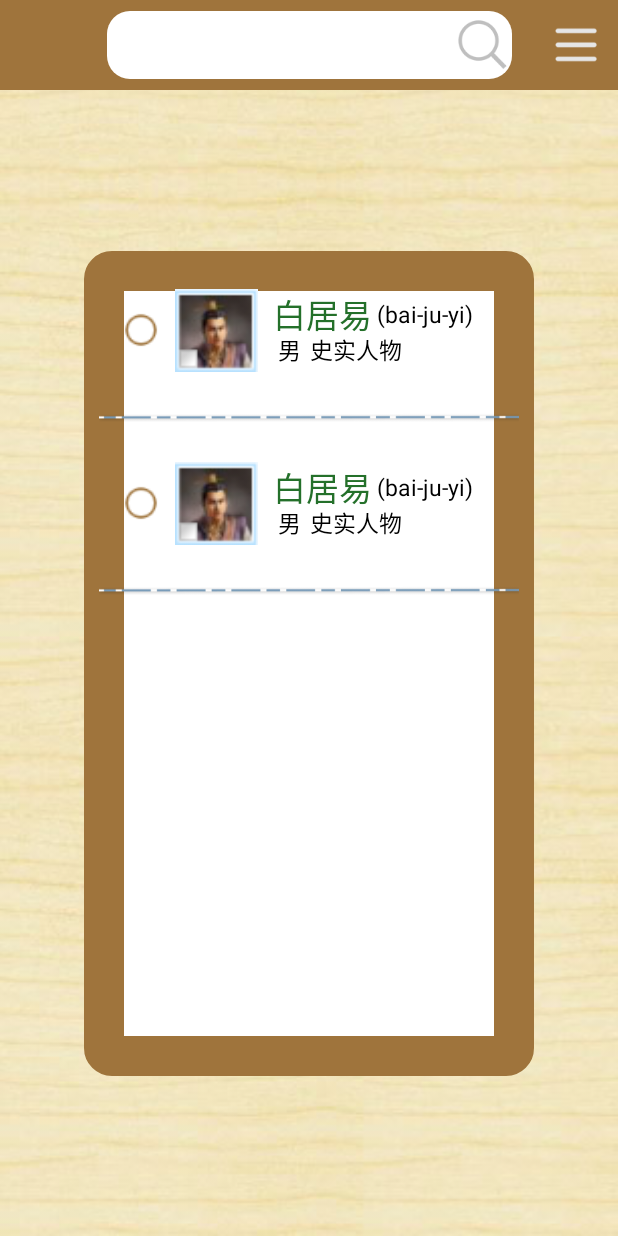
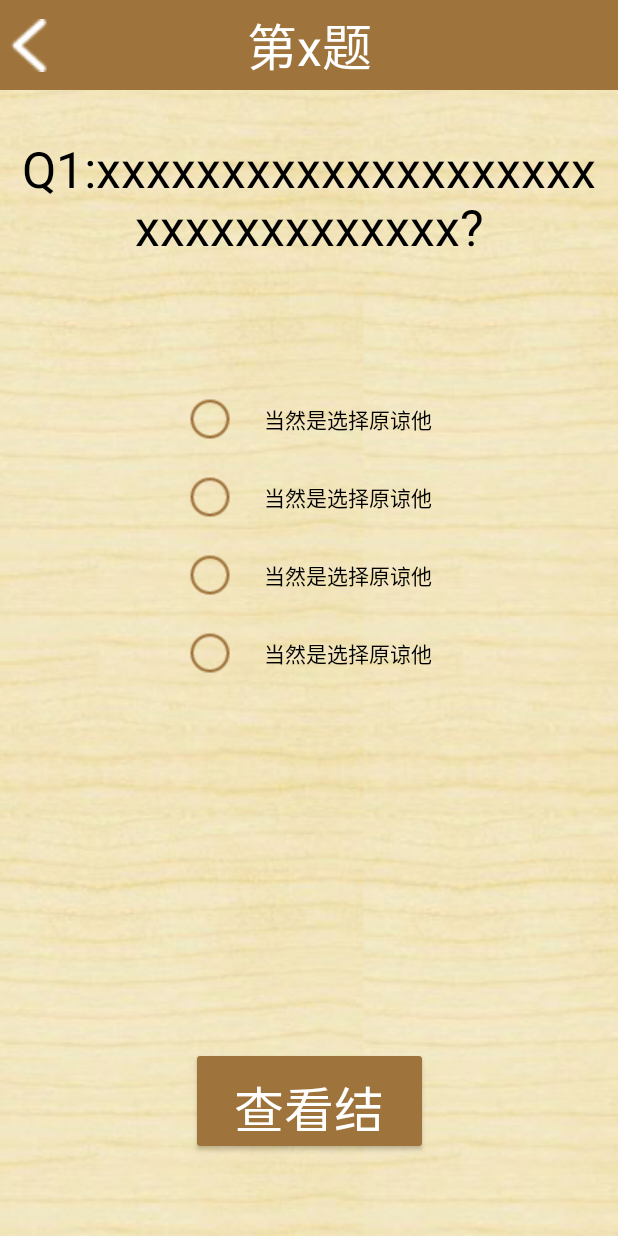
Before and after one commit to FideoJ/Threekingdom, an Android app: the screen it shows after launch (MainActivity), on a phone screen of 412 x 824 dp. Run offline under Robolectric (Android 15) with nearby library versions, the phone set to English and light mode, and no system bars.

Commit message:
finish test and question layout

```diff
--- a/app/src/main/java/com/pear/threekingdom/MainActivity.java
+++ b/app/src/main/java/com/pear/threekingdom/MainActivity.java
@@ -8,6 +8,6 @@ public class MainActivity extends AppCompatActivity {
     @Override
     protected void onCreate(Bundle savedInstanceState) {
         super.onCreate(savedInstanceState);
-        setContentView(R.layout.activity_main);
+        setContentView(R.layout.activity_test_problem);
     }
 }
--- /dev/null
+++ b/app/src/main/res/drawable/radio_button_selector.xml
@@ -0,0 +1,5 @@
+<?xml version="1.0" encoding="utf-8"?>
+<selector xmlns:android="http://schemas.android.com/apk/res/android">
+    <item android:state_checked="true" android:drawable="@drawable/radio_button_checked"/>
+    <item android:state_checked="false" android:drawable="@drawable/radio_button" />
+</selector>
--- a/app/src/main/res/drawable/start_test_button.xml
+++ b/app/src/main/res/drawable/start_test_button.xml
@@ -2,5 +2,5 @@
 <shape xmlns:android="http://schemas.android.com/apk/res/android">
     <solid android:color="@color/colorGray" />
     <corners
-        android:radius="10dp"></corners>
+        android:radius="2dp"></corners>
 </shape>
--- a/app/src/main/res/layout/activity_main.xml
+++ b/app/src/main/res/layout/activity_main.xml
@@ -71,7 +71,7 @@
                     android:layout_width="55dp"
                     android:layout_height="55dp"
                     android:layout_marginLeft="10dp"
-                    android:src="@mipmap/MrBai"/>
+                    android:src="@mipmap/mrbai"/>
 
                 <android.support.constraint.ConstraintLayout
                     android:layout_marginLeft="10dp"
@@ -145,7 +145,7 @@
                     android:layout_width="55dp"
                     android:layout_height="55dp"
                     android:layout_marginLeft="10dp"
-                    android:src="@mipmap/MrBai"/>
+                    android:src="@mipmap/mrbai"/>
 
                 <android.support.constraint.ConstraintLayout
                     android:layout_marginLeft="10dp"
--- a/app/src/main/res/layout/activity_test.xml
+++ b/app/src/main/res/layout/activity_test.xml
@@ -15,8 +15,8 @@
 
     <ImageView
         android:id="@+id/back_button"
-        android:layout_width="45dp"
-        android:layout_height="45dp"
+        android:layout_width="35dp"
+        android:layout_height="35dp"
         android:src="@mipmap/back_icon"
         app:layout_constraintTop_toTopOf="@+id/test_title_bar_background"
         app:layout_constraintBottom_toBottomOf="@+id/test_title_bar_background"
--- /dev/null
+++ b/app/src/main/res/layout/activity_test_problem.xml
@@ -0,0 +1,109 @@
+<?xml version="1.0" encoding="utf-8"?>
+<android.support.constraint.ConstraintLayout xmlns:android="http://schemas.android.com/apk/res/android"
+    xmlns:app="http://schemas.android.com/apk/res-auto"
+    xmlns:tools="http://schemas.android.com/tools"
+    android:layout_width="match_parent"
+    android:layout_height="match_parent"
+    android:background="@mipmap/background">
+    <ImageView
+        android:id="@+id/test_problem_bar_background"
+        android:layout_width="450dp"
+        android:layout_height="60dp"
+        android:background="@color/colorGray"
+        app:layout_constraintLeft_toLeftOf="parent"
+        app:layout_constraintTop_toTopOf="parent" />
+
+    <ImageView
+        android:id="@+id/back_button"
+        android:layout_width="35dp"
+        android:layout_height="35dp"
+        android:src="@mipmap/back_icon"
+        app:layout_constraintTop_toTopOf="@+id/test_problem_bar_background"
+        app:layout_constraintBottom_toBottomOf="@+id/test_problem_bar_background"
+        app:layout_constraintLeft_toLeftOf="parent" />
+
+    <TextView
+        android:layout_width="wrap_content"
+        android:layout_height="wrap_content"
+        style="@style/testTitleStyle"
+        android:text="@string/problemNo"
+        app:layout_constraintLeft_toLeftOf="parent"
+        app:layout_constraintRight_toRightOf="parent"
+        app:layout_constraintTop_toTopOf="@+id/test_problem_bar_background"
+        app:layout_constraintBottom_toBottomOf="@+id/test_problem_bar_background"
+        />
+
+    <TextView
+        android:id="@+id/problem"
+        style="@style/testProblemStyle"
+        android:layout_width="0dp"
+        android:layout_height="wrap_content"
+        android:textAlignment="center"
+        app:layout_constraintTop_toBottomOf="@+id/test_problem_bar_background"
+        app:layout_constraintLeft_toLeftOf="parent"
+        app:layout_constraintRight_toRightOf="parent"
+        android:layout_marginTop="30dp"
+        android:layout_marginLeft="10dp"
+        android:layout_marginRight="10dp"
+        android:layout_marginStart="10dp"
+        android:layout_marginEnd="10dp"
+        android:text="@string/sampleQuestion"/>
+
+    <RadioGroup
+        android:layout_width="wrap_content"
+        android:layout_height="wrap_content"
+        app:layout_constraintTop_toBottomOf="@+id/problem"
+        app:layout_constraintLeft_toLeftOf="parent"
+        app:layout_constraintRight_toRightOf="parent"
+        android:layout_marginTop="80dp">
+        <RadioButton
+            android:layout_width="wrap_content"
+            android:layout_height="wrap_content"
+            android:layout_marginTop="10dp"
+            android:layout_marginBottom="10dp"
+            android:drawablePadding="20dp"
+            android:text="@string/sampleChoice"
+            android:button="@null"
+            android:drawableLeft="@drawable/radio_button_selector"/>
+        <RadioButton
+            android:layout_width="wrap_content"
+            android:layout_height="wrap_content"
+            android:layout_marginTop="10dp"
+            android:layout_marginBottom="10dp"
+            android:drawablePadding="20dp"
+            android:text="@string/sampleChoice"
+            android:button="@null"
+            android:drawableLeft="@drawable/radio_button_selector"/>
+        <RadioButton
+            android:layout_width="wrap_content"
+            android:layout_height="wrap_content"
+            android:layout_marginTop="10dp"
+            android:layout_marginBottom="10dp"
+            android:drawablePadding="20dp"
+            android:text="@string/sampleChoice"
+            android:button="@null"
+            android:drawableLeft="@drawable/radio_button_selector"/>
+        <RadioButton
+            android:layout_width="wrap_content"
+            android:layout_height="wrap_content"
+            android:layout_marginTop="10dp"
+            android:layout_marginBottom="10dp"
+            android:drawablePadding="20dp"
+            android:text="@string/sampleChoice"
+            android:button="@null"
+            android:drawableLeft="@drawable/radio_button_selector"/>
+    </RadioGroup>
+
+    <Button
+        android:id="@+id/checkout_result_button"
+        android:background="@drawable/start_test_button"
+        style="@style/testStartButtonStyle"
+        android:text="@string/checkoutResult"
+        android:layout_width="150dp"
+        android:layout_height="60dp"
+        app:layout_constraintBottom_toBottomOf="parent"
+        app:layout_constraintLeft_toLeftOf="parent"
+        app:layout_constraintRight_toRightOf="parent"
+        android:padding="10dp"
+        android:layout_marginBottom="60dp"/>
+</android.support.constraint.ConstraintLayout>
--- a/app/src/main/res/values/strings.xml
+++ b/app/src/main/res/values/strings.xml
@@ -3,4 +3,8 @@
     <string name="testTitle">测测你是三国演义中的谁</string>
     <string name="startTest">开始测试</string>
     <string name="testIntroduction">!!!!!!!!!!!!##############!!!!!!!!!!!!!!!################!!!!!!!!!!!!!!!!######</string>
+    <string name="problemNo">第x题</string>
+    <string name="sampleQuestion">Q1:xxxxxxxxxxxxxxxxxxxxxxxxxxxxxxxxx?</string>
+    <string name="sampleChoice">当然是选择原谅他</string>
+    <string name="checkoutResult">查看结果</string>
 </resources>
--- a/app/src/main/res/values/styles.xml
+++ b/app/src/main/res/values/styles.xml
@@ -30,7 +30,7 @@
 
     <style name="testTitleStyle">
         <item name="android:textColor">@color/white</item>
-        <item name="android:textSize">13pt</item>
+        <item name="android:textSize">15pt</item>
     </style>
 
     <style name="testIntroStyle">
@@ -42,4 +42,9 @@
         <item name="android:textColor">@color/white</item>
         <item name="android:textSize">15pt</item>
     </style>
+
+    <style name="testProblemStyle">
+        <item name="android:textSize">15pt</item>
+        <item name="android:textColor">@color/pinyinColor</item>
+    </style>
 </resources>
```
Also changed, not shown: app/src/main/res/drawable/radio_button.png (added), app/src/main/res/drawable/radio_button_checked.png (added), app/src/main/res/mipmap-hdpi/mrbai.png (renamed from app/src/main/res/mipmap-xhdpi/MrBai.png), app/src/main/res/mipmap-xhdpi/radio_button_checked.png (added).
